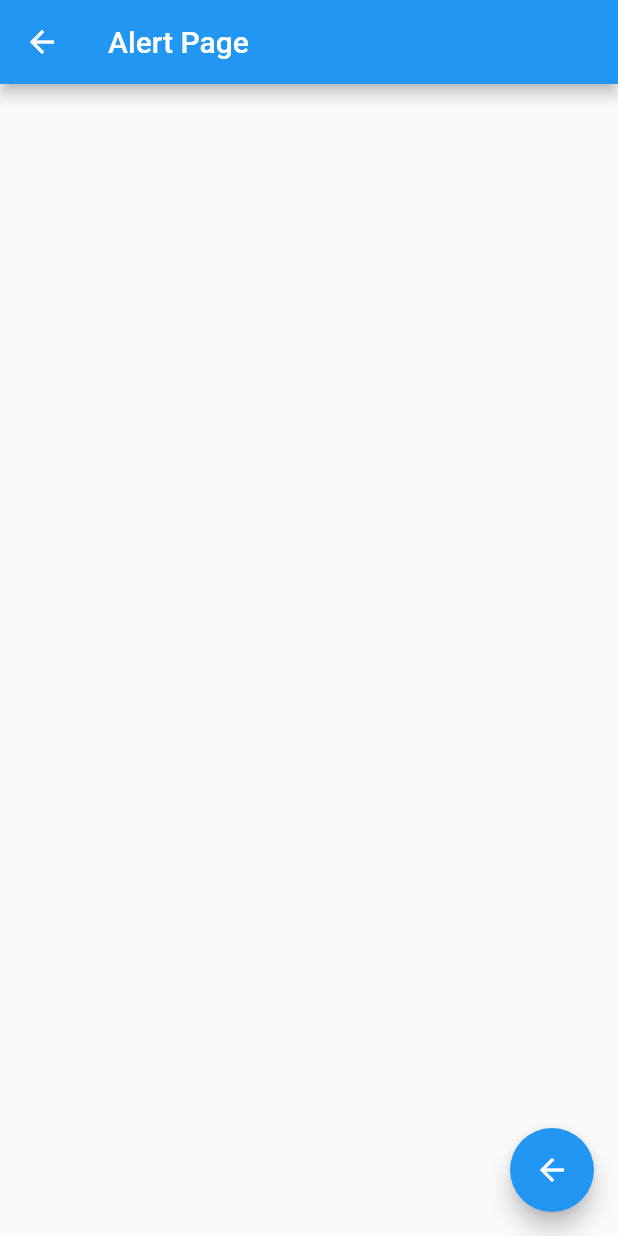
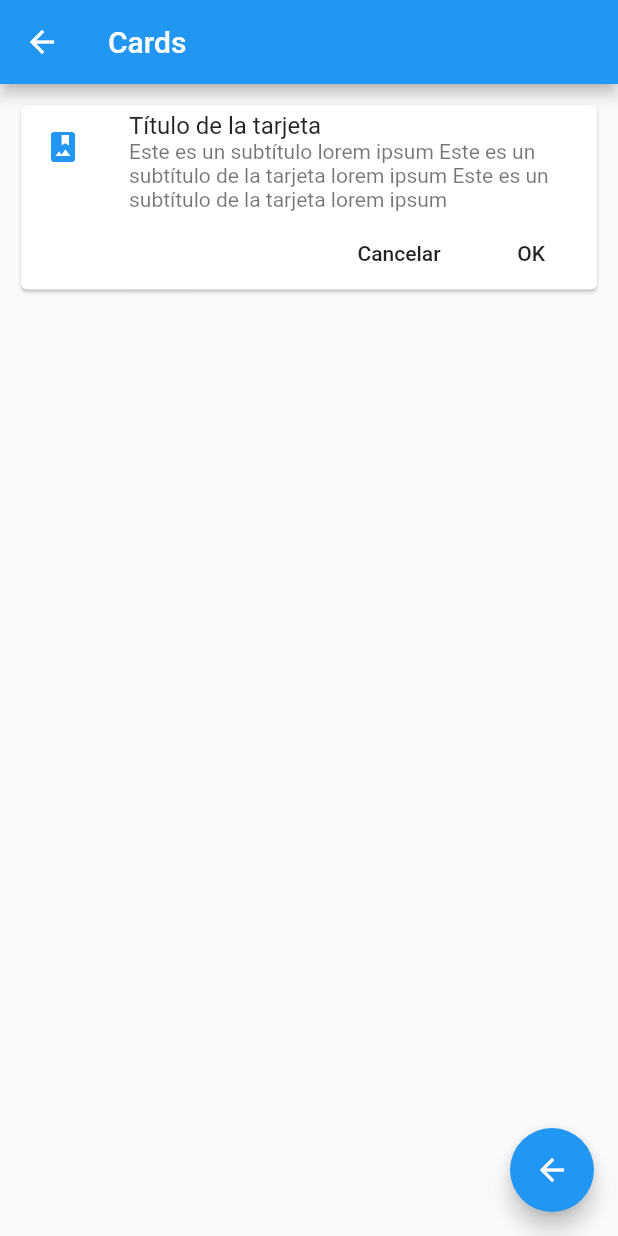
Before and after one commit to alvag/componentes_flutter, a Flutter app: the screen it shows after launch, after a tap on "Cards - Tarjetas", on a phone screen of 412 x 824 dp. Run offline on Flutter 3.47's test engine with Material 2 defaults, Android fonts, the phone set to English and light mode, and no system bars.

Commit message:
Card widget

```diff
--- /dev/null
+++ b/lib/src/pages/card_page.dart
@@ -0,0 +1,52 @@
+import 'package:flutter/material.dart';
+
+class CardPage extends StatelessWidget {
+  @override
+  Widget build(BuildContext context) {
+    return Scaffold(
+      appBar: AppBar(
+        title: Text('Cards'),
+      ),
+      body: ListView(
+        padding: EdgeInsets.all(10),
+        children: <Widget>[
+          _card_1(),
+        ],
+      ),
+      floatingActionButton: FloatingActionButton(
+        child: Icon(Icons.arrow_back),
+        onPressed: () {
+          Navigator.pop(context);
+        },
+      ),
+    );
+  }
+
+  _card_1() {
+    return Card(
+      child: Column(
+        children: <Widget>[
+          ListTile(
+            leading: Icon(Icons.photo_album, color: Colors.blue),
+            title: Text('Título de la tarjeta'),
+            subtitle: Text(
+                'Este es un subtítulo lorem ipsum Este es un subtítulo de la tarjeta lorem ipsum Este es un subtítulo de la tarjeta lorem ipsum'),
+          ),
+          Row(
+            mainAxisAlignment: MainAxisAlignment.end,
+            children: <Widget>[
+              FlatButton(
+                child: Text('Cancelar'),
+                onPressed: () {},
+              ),
+              FlatButton(
+                child: Text('OK'),
+                onPressed: () {},
+              )
+            ],
+          )
+        ],
+      ),
+    );
+  }
+}
--- a/lib/src/routes/routes.dart
+++ b/lib/src/routes/routes.dart
@@ -1,5 +1,6 @@
 import 'package:flutter/material.dart';
 
+import 'package:componentes_flutter/src/pages/card_page.dart';
 import 'package:componentes_flutter/src/pages/alert_page.dart';
 import 'package:componentes_flutter/src/pages/avatar_page.dart';
 import 'package:componentes_flutter/src/pages/home_page.dart';
@@ -9,5 +10,6 @@ Map<String, WidgetBuilder> getAppRoutes() {
     '/': (BuildContext context) => HomePage(),
     'alert': (BuildContext context) => AlertPage(),
     'avatar': (BuildContext context) => AvatarPage(),
+    'card': (context) => CardPage()
   };
 }
```
